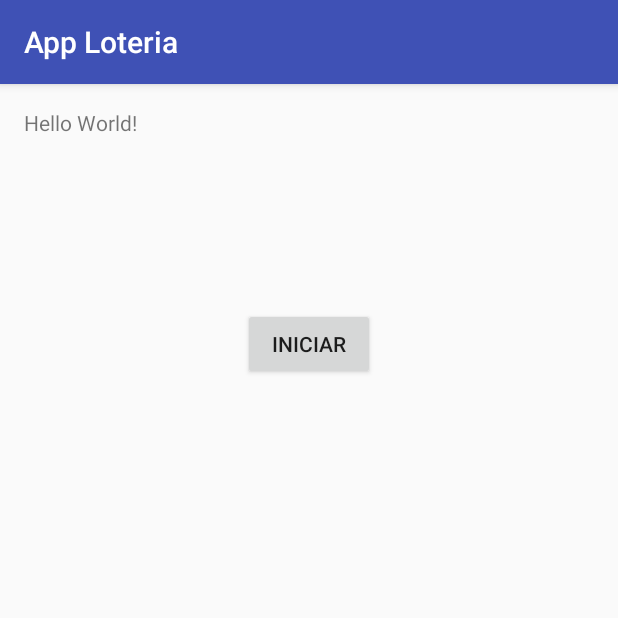
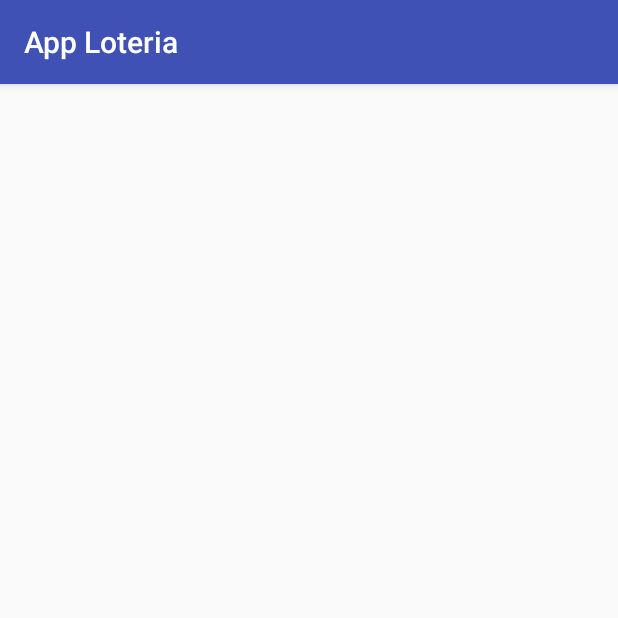
Before and after one commit to AndresVillan/forLoteria, an Android app: the screen it shows after launch (MainActivity), on a phone screen of 412 x 824 dp, the top half of it. Run offline under Robolectric (Android 15) with nearby library versions, the phone set to English and light mode, and no system bars.

Commit message:
Diseño y demas yerbas

```diff
--- a/App/AppLoteria/app/src/main/java/com/example/alquimia/apploteria/MainActivity.java
+++ b/App/AppLoteria/app/src/main/java/com/example/alquimia/apploteria/MainActivity.java
@@ -10,4 +10,5 @@
         super.onCreate(savedInstanceState);
         setContentView(R.layout.activity_main);
     }
+
 }
--- a/App/AppLoteria/app/src/main/res/layout/activity_main.xml
+++ b/App/AppLoteria/app/src/main/res/layout/activity_main.xml
@@ -10,19 +10,7 @@
     android:paddingTop="@dimen/activity_vertical_margin"
     tools:context="com.example.alquimia.apploteria.MainActivity">
 
-    <TextView
-        android:layout_width="wrap_content"
-        android:layout_height="wrap_content"
-        android:text="Hello World!"
-        android:id="@+id/textView" />
 
-    <Button
-        android:text="Iniciar"
-        android:layout_width="wrap_content"
-        android:layout_height="wrap_content"
-        android:layout_below="@+id/textView"
-        android:layout_centerHorizontal="true"
-        android:layout_marginTop="114dp"
-        android:id="@+id/button" />
+
 
 </RelativeLayout>
```
Also changed, not shown: 8 other files.
